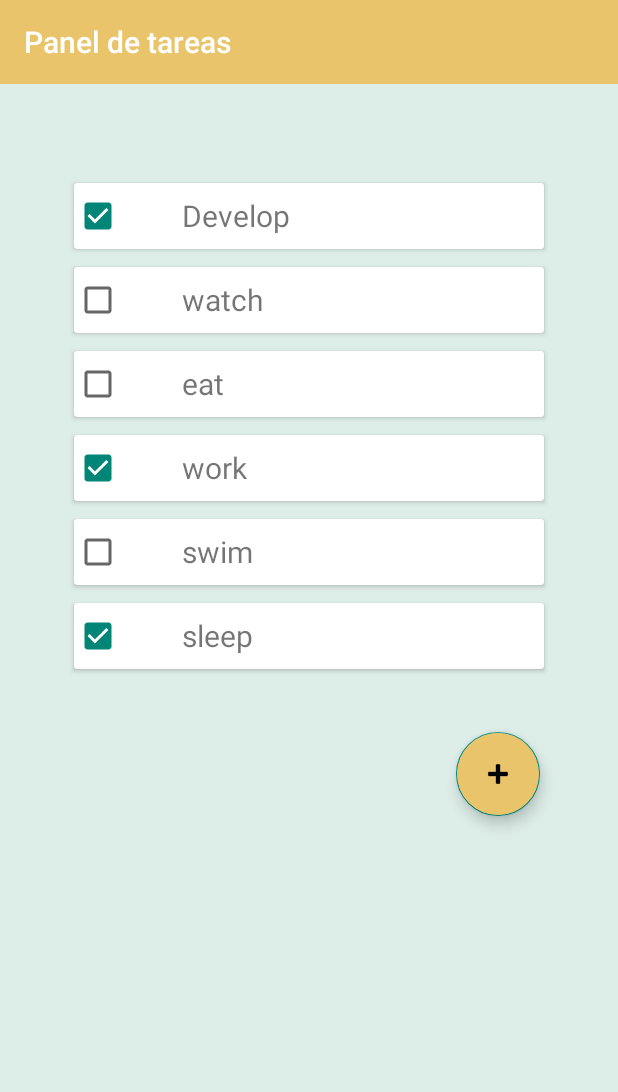
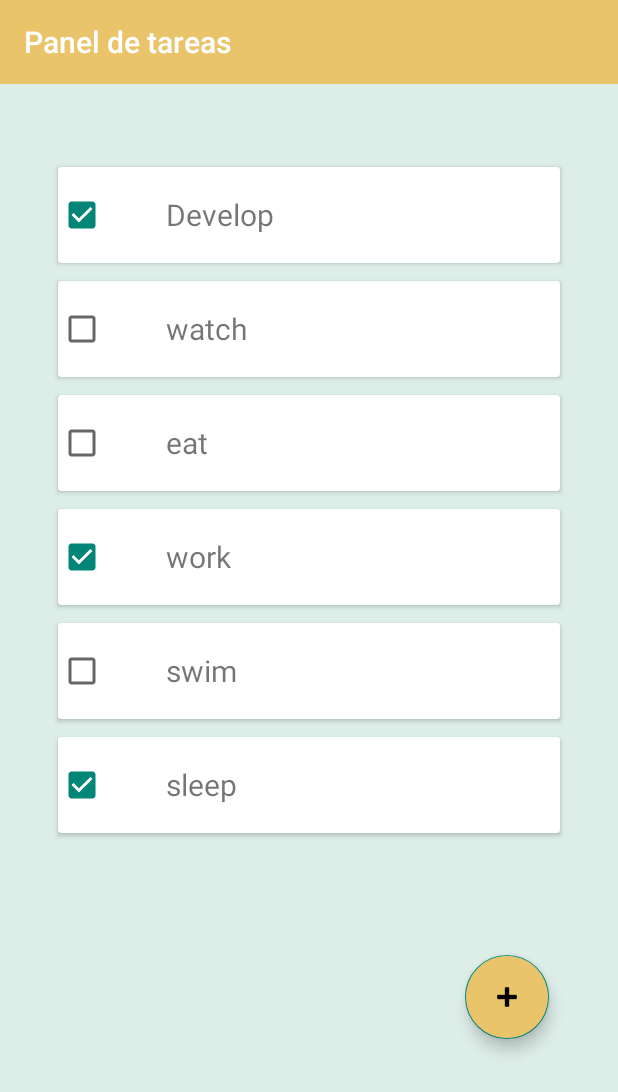
Before and after one commit to leonardo1309/hogar_gestor, an Android app: the fragment TaskFragment placed in its activity, on a phone screen of 412 x 824 dp. Shown: the top 1092 px of the screen. Run offline under Robolectric (Android 15) with nearby library versions, the phone set to English and light mode, and no system bars.

Commit message:
Recycler item UI mejorado

```diff
--- a/app/src/main/res/layout/fragment_task.xml
+++ b/app/src/main/res/layout/fragment_task.xml
@@ -5,7 +5,7 @@
     xmlns:tools="http://schemas.android.com/tools"
     xmlns:app="http://schemas.android.com/apk/res-auto"
     android:orientation="vertical"
-    android:layout_margin="16dp"
+    android:layout_margin="10dp"
     tools:context="TaskFragment">
 
     <LinearLayout
@@ -13,12 +13,13 @@
         android:layout_height="wrap_content"
         android:layout_marginVertical="10dp"
         android:gravity="center_vertical"
-        android:padding="10dp"
+        android:padding="5dp"
         android:orientation="horizontal">
         <androidx.recyclerview.widget.RecyclerView
             android:id="@+id/recyclerTasks"
+            android:scrollbars="vertical"
             android:layout_width="match_parent"
-            android:layout_height="wrap_content"/>
+            android:layout_height="500dp"/>
     </LinearLayout>
 
     <com.google.android.material.floatingactionbutton.FloatingActionButton
--- a/app/src/main/res/layout/item_task.xml
+++ b/app/src/main/res/layout/item_task.xml
@@ -2,13 +2,13 @@
 <androidx.cardview.widget.CardView
     xmlns:android="http://schemas.android.com/apk/res/android"
     android:layout_width="match_parent"
-    android:layout_height="wrap_content"
+    android:layout_height="?attr/listPreferredItemHeight"
     android:layout_marginHorizontal="3dp"
     android:layout_marginVertical="6dp"
     android:elevation="8dp">
 <LinearLayout
     android:layout_width="match_parent"
-    android:layout_height="wrap_content"
+    android:layout_height="match_parent"
     android:orientation="horizontal"
     android:layout_marginVertical="6dp"
     android:gravity="center_vertical">
```
